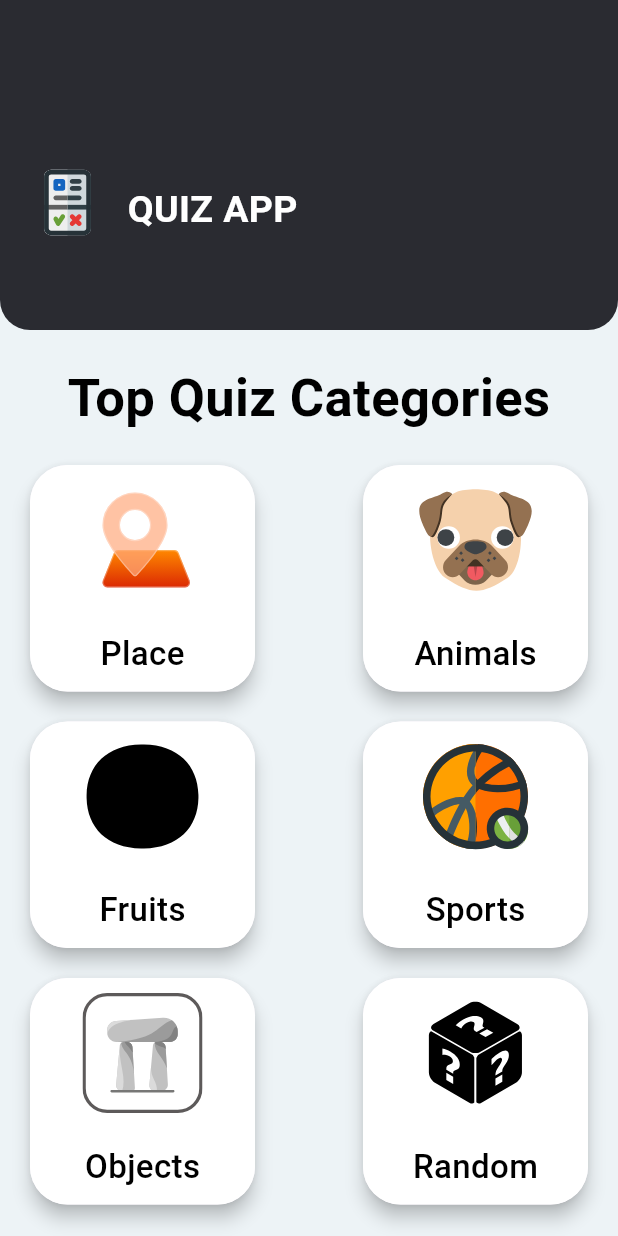
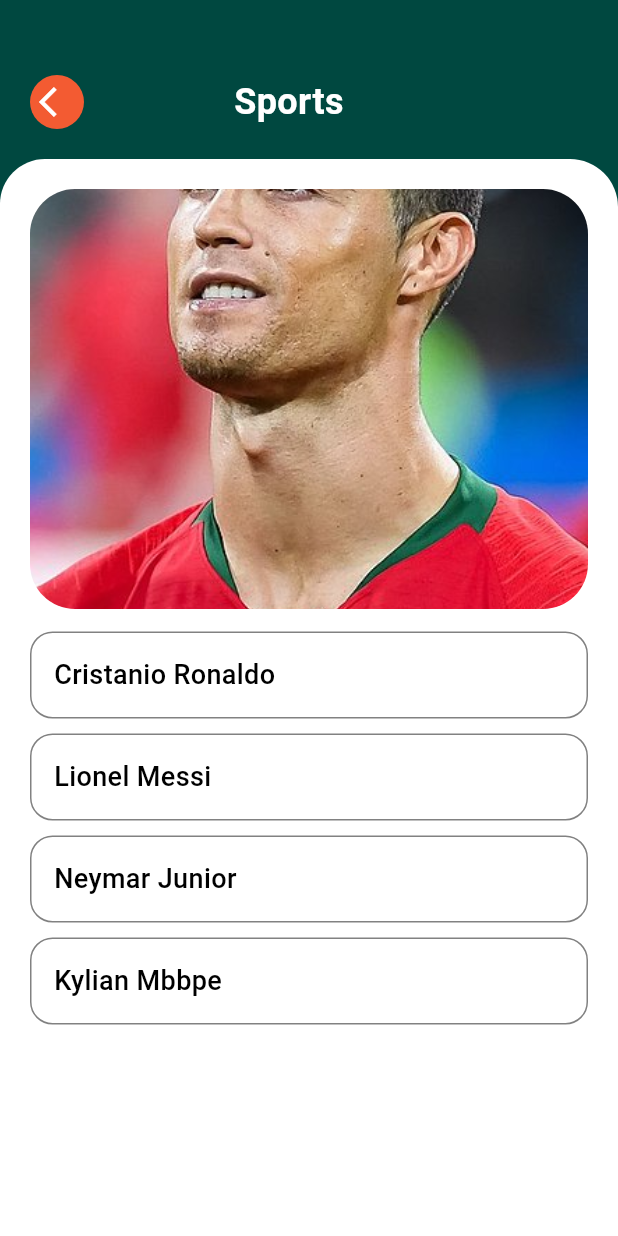
Before and after one commit to BiplobDash/Quiz_App, a Flutter app: the screen it shows after launch, on a phone screen of 412 x 824 dp. Run offline on Flutter 3.47's test engine with Material 3 defaults, Android fonts, the phone set to English and light mode, and no system bars; our stand-ins replace flutter_svg.

Commit message:
Complete Question Screen UI

```diff
--- a/lib/main.dart
+++ b/lib/main.dart
@@ -1,5 +1,5 @@
 import 'package:flutter/material.dart';
-import 'package:main_project/pages/home_page.dart';
+import 'package:main_project/pages/question.dart';
 
 void main() {
   runApp(const MyApp());
@@ -16,7 +16,7 @@ class MyApp extends StatelessWidget {
         colorScheme: ColorScheme.fromSeed(seedColor: Colors.deepPurple),
         useMaterial3: true,
       ),
-      home: const HomePage(),
+      home: const Question(),
     );
   }
 }
--- /dev/null
+++ b/lib/pages/question.dart
@@ -0,0 +1,133 @@
+import 'package:flutter/material.dart';
+import 'package:main_project/utils/images.dart';
+
+class Question extends StatefulWidget {
+  const Question({super.key});
+
+  @override
+  State<Question> createState() => _QuestionState();
+}
+
+class _QuestionState extends State<Question> {
+  @override
+  Widget build(BuildContext context) {
+    return Scaffold(
+      backgroundColor: const Color(0xFF004840),
+      body: _buildUI(),
+    );
+  }
+
+  Widget _buildUI() {
+    return Container(
+      child: Column(
+        children: [
+          Padding(
+            padding: const EdgeInsets.only(top: 50, left: 20),
+            child: Row(
+              children: [
+                Container(
+                  padding: const EdgeInsets.all(6),
+                  decoration: BoxDecoration(
+                    color: const Color(0xFFf35b32),
+                    borderRadius: BorderRadius.circular(60),
+                  ),
+                  child: const Center(
+                    child: Icon(
+                      Icons.arrow_back_ios,
+                      color: Colors.white,
+                    ),
+                  ),
+                ),
+                const SizedBox(
+                  width: 100.0,
+                ),
+                const Text(
+                  'Sports',
+                  style: TextStyle(
+                    color: Colors.white,
+                    fontSize: 24,
+                    fontWeight: FontWeight.bold,
+                  ),
+                ),
+              ],
+            ),
+          ),
+          const SizedBox(
+            height: 20,
+          ),
+          Expanded(
+            child: Container(
+              width: MediaQuery.sizeOf(context).width,
+              padding: const EdgeInsets.only(
+                left: 20,
+                right: 20,
+              ),
+              decoration: const BoxDecoration(
+                color: Colors.white,
+                borderRadius: BorderRadius.only(
+                  topLeft: Radius.circular(30),
+                  topRight: Radius.circular(32),
+                ),
+              ),
+              child: Column(
+                children: [
+                  Padding(
+                    padding: const EdgeInsets.only(
+                      top: 20,
+                    ),
+                    child: ClipRRect(
+                      borderRadius: BorderRadius.circular(30),
+                      child: Image.asset(
+                        ImagePath.ronaldoImage,
+                        height: 280,
+                        width: MediaQuery.sizeOf(context).width,
+                        fit: BoxFit.cover,
+                      ),
+                    ),
+                  ),
+                  const SizedBox(
+                    height: 15,
+                  ),
+                  _textWidget('Cristanio Ronaldo'),
+                  const SizedBox(
+                    height: 10,
+                  ),
+                   _textWidget('Lionel Messi'),
+                  const SizedBox(
+                    height: 10,
+                  ),
+                   _textWidget('Neymar Junior'),
+                  const SizedBox(
+                    height: 10,
+                  ),
+                   _textWidget('Kylian Mbbpe'),
+
+                ],
+              ),
+            ),
+          ),
+        ],
+      ),
+    );
+  }
+
+  Widget _textWidget(String title) {
+    return Container(
+      width: MediaQuery.sizeOf(context).width,
+      padding: const EdgeInsets.all(15),
+      decoration: BoxDecoration(
+          border: Border.all(
+            color: const Color(0xFF818181),
+          ),
+          borderRadius: BorderRadius.circular(15)),
+      child: Text(
+        title,
+        style: const TextStyle(
+          color: Colors.black,
+          fontSize: 18.0,
+          fontWeight: FontWeight.w500,
+        ),
+      ),
+    );
+  }
+}
--- a/lib/utils/images.dart
+++ b/lib/utils/images.dart
@@ -6,4 +6,5 @@ class ImagePath {
   static String sportsImage = 'images/sports.svg';
   static String objectsImage = 'images/objects.svg';
   static String randomImage = 'images/random.svg';
+  static String ronaldoImage = 'images/ronaldo.jpg';
 }
```
Also changed, not shown: images/ronaldo.jpg (added).
